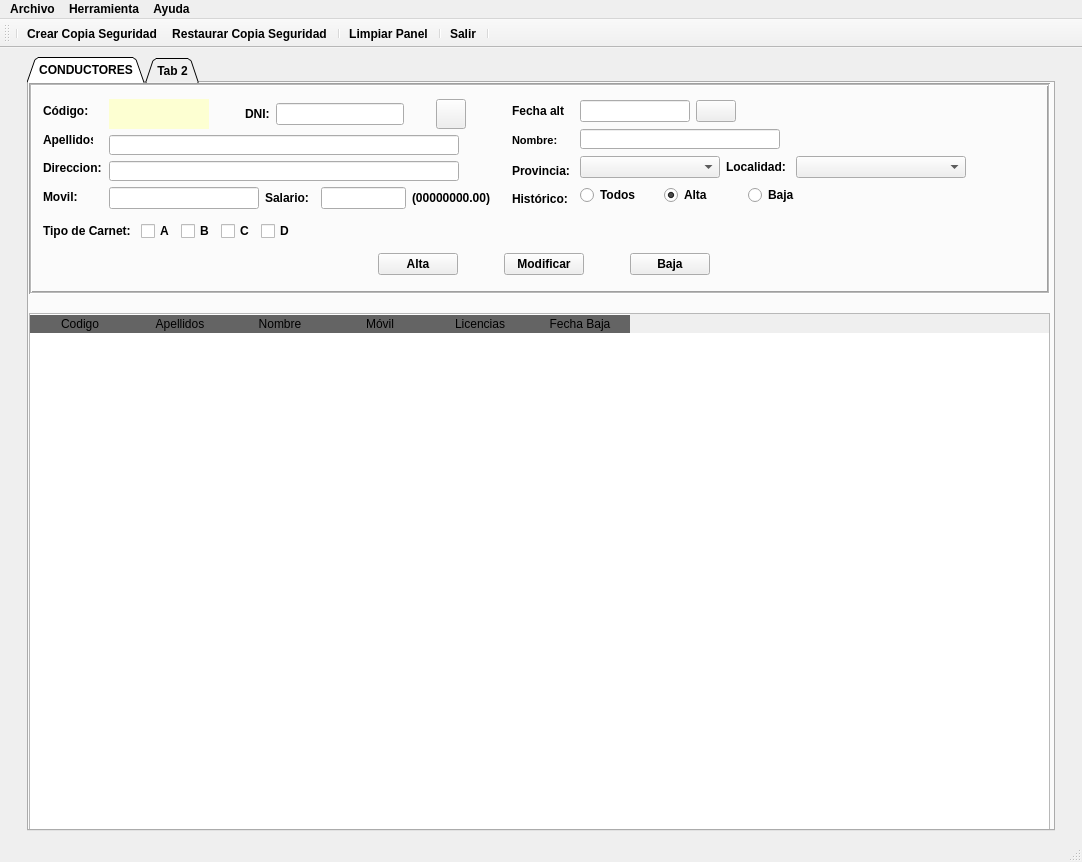
Before: the Qt Designer form templates/venta_principal.ui in EliasVGZ/vierafernandez2324, drawn with Qt 5.
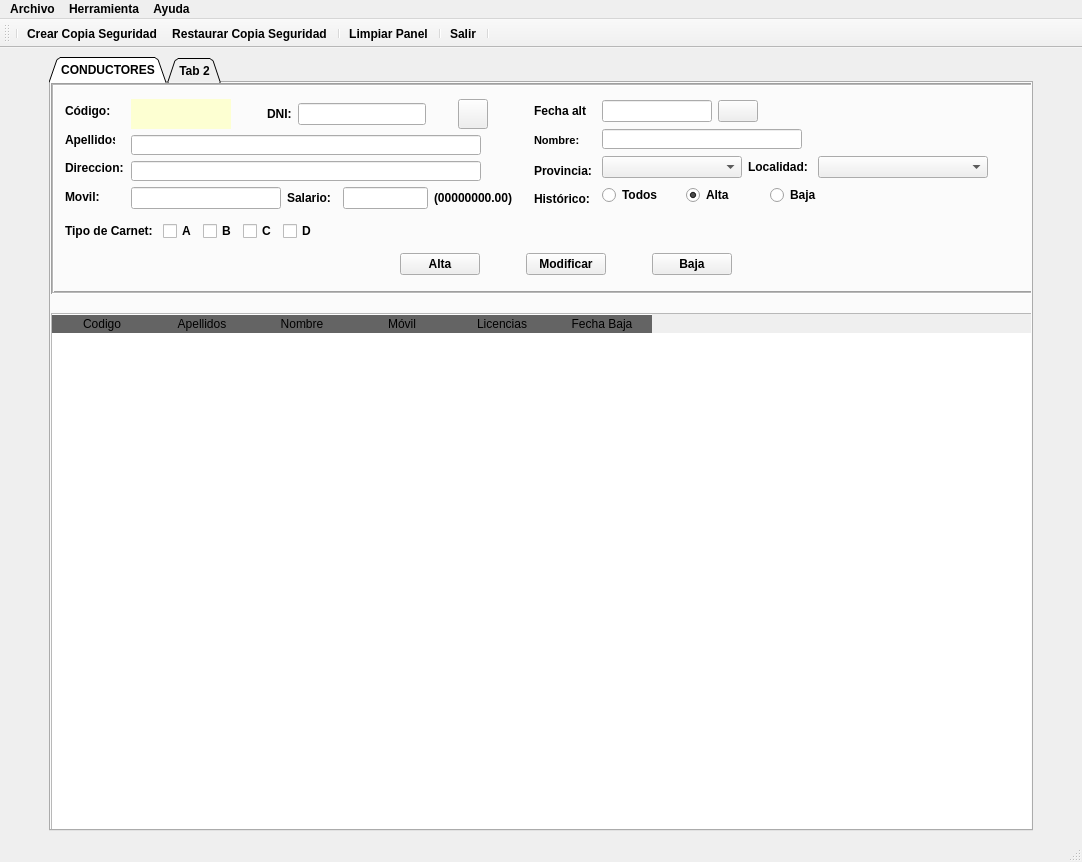
After: the same form once the commit is applied. Icons and pictures are not drawn.

The edit to the form file:
```diff
--- a/templates/venta_principal.ui
+++ b/templates/venta_principal.ui
@@ -71,6 +71,22 @@
     <bool>true</bool>
    </property>
    <layout class="QHBoxLayout" name="horizontalLayout">
+    <item>
+     <spacer name="horizontalSpacer_9">
+      <property name="orientation">
+       <enum>Qt::Horizontal</enum>
+      </property>
+      <property name="sizeType">
+       <enum>QSizePolicy::Fixed</enum>
+      </property>
+      <property name="sizeHint" stdset="0">
+       <size>
+        <width>40</width>
+        <height>20</height>
+       </size>
+      </property>
+     </spacer>
+    </item>
     <item>
      <widget class="QTabWidget" name="panelPrincipal">
       <property name="sizePolicy">
@@ -1123,6 +1139,22 @@
       </widget>
      </widget>
     </item>
+    <item>
+     <spacer name="horizontalSpacer_6">
+      <property name="orientation">
+       <enum>Qt::Horizontal</enum>
+      </property>
+      <property name="sizeType">
+       <enum>QSizePolicy::Fixed</enum>
+      </property>
+      <property name="sizeHint" stdset="0">
+       <size>
+        <width>40</width>
+        <height>20</height>
+       </size>
+      </property>
+     </spacer>
+    </item>
    </layout>
   </widget>
   <widget class="QStatusBar" name="statusbar">
```
Left out of the diff: 2 changed lines with no effect on the pictures.
